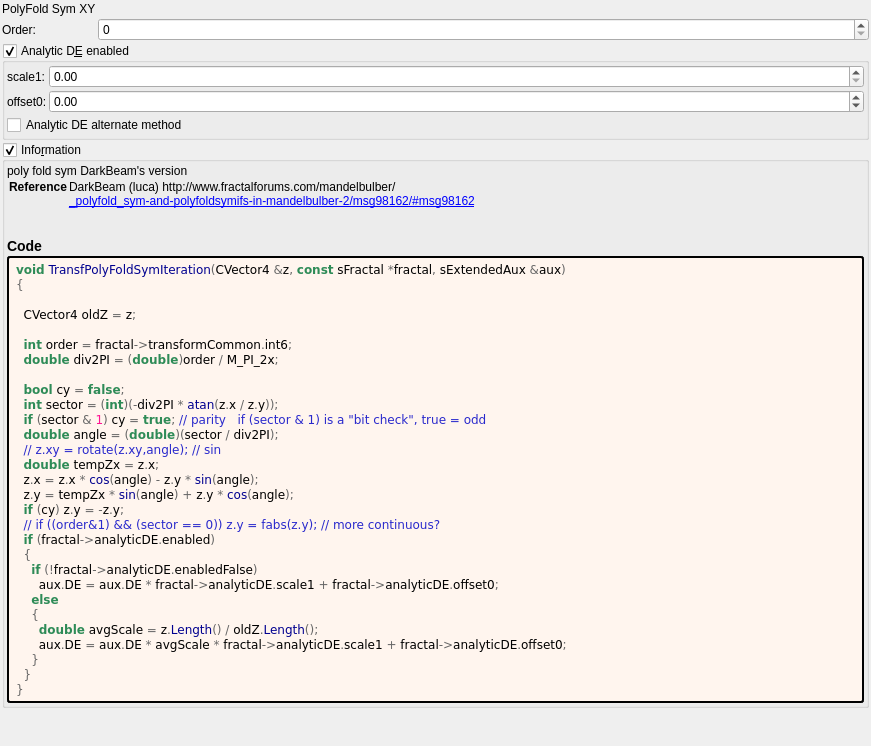
Before: the Qt Designer form mandelbulber2/formula/ui/transf_poly_fold_sym.ui in buddhi1980/mandelbulber2, drawn with Qt 5.
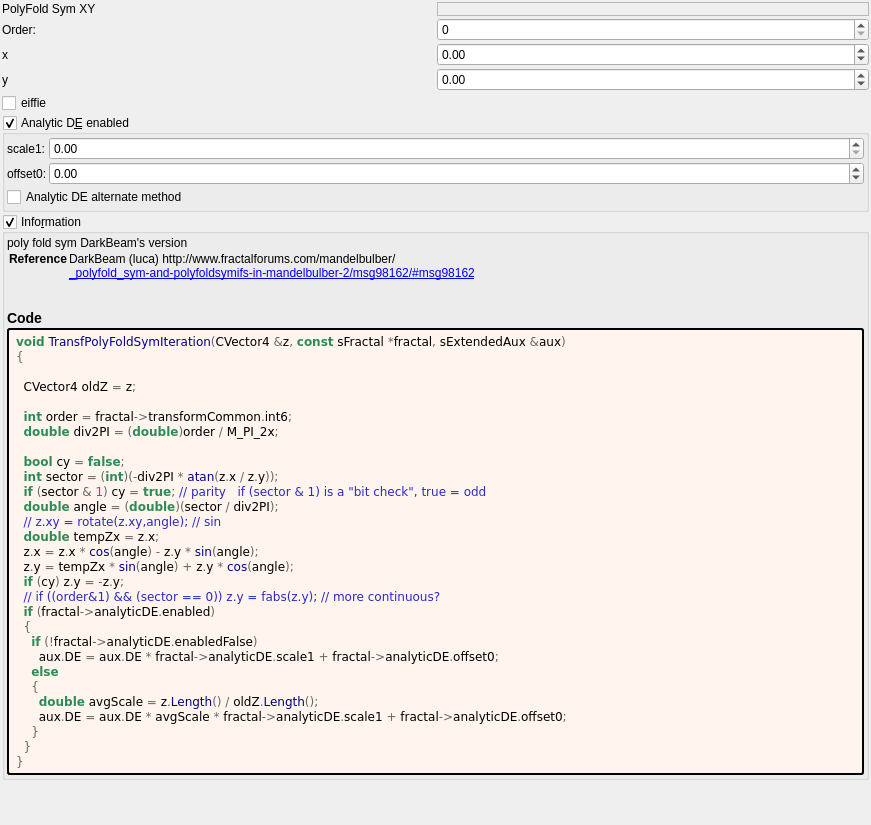
After: the same form once the commit is applied. Custom widgets are drawn as their Qt base class.

The edit to the form file:
```diff
--- a/mandelbulber2/formula/ui/transf_poly_fold_sym.ui
+++ b/mandelbulber2/formula/ui/transf_poly_fold_sym.ui
@@ -7,7 +7,7 @@
     <x>0</x>
     <y>0</y>
     <width>871</width>
-    <height>746</height>
+    <height>825</height>
    </rect>
   </property>
   <property name="windowTitle">
@@ -30,20 +30,35 @@
     <number>2</number>
    </property>
    <item>
-    <layout class="QGridLayout" name="gridLayout" columnstretch="0,1">
+    <layout class="QGridLayout" name="gridLayout" columnstretch="0,0">
      <property name="spacing">
       <number>2</number>
      </property>
-     <item row="1" column="1">
-      <widget class="MySpinBox" name="spinboxInt_transf_int_6">
+     <item row="2" column="1">
+      <widget class="MyDoubleSpinBox" name="spinbox_transf_offset_0">
        <property name="sizePolicy">
         <sizepolicy hsizetype="Minimum" vsizetype="Maximum">
          <horstretch>0</horstretch>
          <verstretch>0</verstretch>
         </sizepolicy>
        </property>
+       <property name="prefix">
+        <string/>
+       </property>
+       <property name="suffix">
+        <string/>
+       </property>
+       <property name="decimals">
+        <number>2</number>
+       </property>
+       <property name="minimum">
+        <double>-99.989999999999995</double>
+       </property>
        <property name="maximum">
-        <number>999</number>
+        <double>99.989999999999995</double>
+       </property>
+       <property name="singleStep">
+        <double>0.100000000000000</double>
        </property>
       </widget>
      </item>
@@ -54,6 +69,19 @@
        </property>
       </widget>
      </item>
+     <item row="1" column="1">
+      <widget class="MySpinBox" name="spinboxInt_transf_int_6">
+       <property name="sizePolicy">
+        <sizepolicy hsizetype="Minimum" vsizetype="Maximum">
+         <horstretch>0</horstretch>
+         <verstretch>0</verstretch>
+        </sizepolicy>
+       </property>
+       <property name="maximum">
+        <number>999</number>
+       </property>
+      </widget>
+     </item>
      <item row="0" column="0">
       <widget class="QLabel" name="label_142">
        <property name="text">
@@ -61,6 +89,65 @@
        </property>
       </widget>
      </item>
+     <item row="2" column="0">
+      <widget class="QLabel" name="label_145">
+       <property name="text">
+        <string>x</string>
+       </property>
+      </widget>
+     </item>
+     <item row="3" column="0">
+      <widget class="QLabel" name="label_148">
+       <property name="text">
+        <string>y</string>
+       </property>
+      </widget>
+     </item>
+     <item row="0" column="1">
+      <widget class="QFrame" name="frame">
+       <property name="frameShape">
+        <enum>QFrame::StyledPanel</enum>
+       </property>
+       <property name="frameShadow">
+        <enum>QFrame::Raised</enum>
+       </property>
+      </widget>
+     </item>
+     <item row="3" column="1">
+      <widget class="MyDoubleSpinBox" name="spinbox_transf_offsetA_0">
+       <property name="sizePolicy">
+        <sizepolicy hsizetype="Minimum" vsizetype="Maximum">
+         <horstretch>0</horstretch>
+         <verstretch>0</verstretch>
+        </sizepolicy>
+       </property>
+       <property name="prefix">
+        <string/>
+       </property>
+       <property name="suffix">
+        <string/>
+       </property>
+       <property name="decimals">
+        <number>2</number>
+       </property>
+       <property name="minimum">
+        <double>-99.989999999999995</double>
+       </property>
+       <property name="maximum">
+        <double>99.989999999999995</double>
+       </property>
+       <property name="singleStep">
+        <double>0.100000000000000</double>
+       </property>
+      </widget>
+     </item>
+     <item row="4" column="0">
+      <widget class="MyCheckBox" name="checkBox_transf_function_enabled_false">
+       <property name="text">
+        <string notr="true">eiffie</string>
+       </property>
+      </widget>
+     </item>
     </layout>
    </item>
    <item>
```
Left out of the diff: 2 changed lines with no effect on the pictures.
